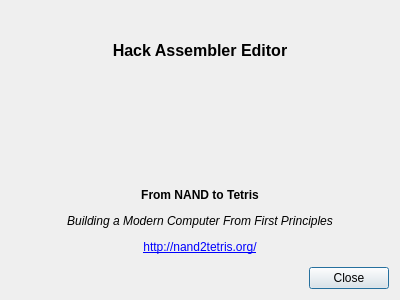
Old version of the form ui/aboutdialog.ui in the repository setanta/hackassemblereditor.
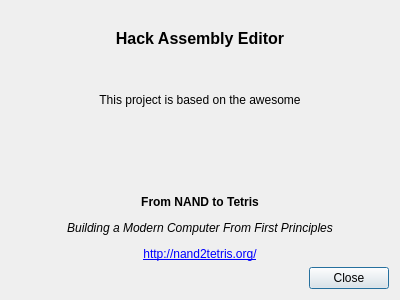
New version of the form. Icons and pictures are not drawn.

Commit message: Small improvements About Dialog text.

Patch:
```diff
--- a/ui/aboutdialog.ui
+++ b/ui/aboutdialog.ui
@@ -17,7 +17,17 @@
    <item>
     <widget class="QLabel" name="label_2">
      <property name="text">
-      <string>&lt;html&gt;&lt;head/&gt;&lt;body&gt;&lt;p align=&quot;center&quot;&gt;&lt;span style=&quot; font-size:12pt; font-weight:600;&quot;&gt;Hack Assembler Editor&lt;/span&gt;&lt;/p&gt;&lt;/body&gt;&lt;/html&gt;</string>
+      <string>&lt;html&gt;&lt;head/&gt;&lt;body&gt;&lt;p align=&quot;center&quot;&gt;&lt;span style=&quot; font-size:12pt; font-weight:600;&quot;&gt;Hack Assembly Editor&lt;/span&gt;&lt;/p&gt;&lt;/body&gt;&lt;/html&gt;</string>
+     </property>
+    </widget>
+   </item>
+   <item>
+    <widget class="QLabel" name="label_4">
+     <property name="text">
+      <string>This project is based on the awesome</string>
+     </property>
+     <property name="alignment">
+      <set>Qt::AlignCenter</set>
      </property>
     </widget>
    </item>
```
